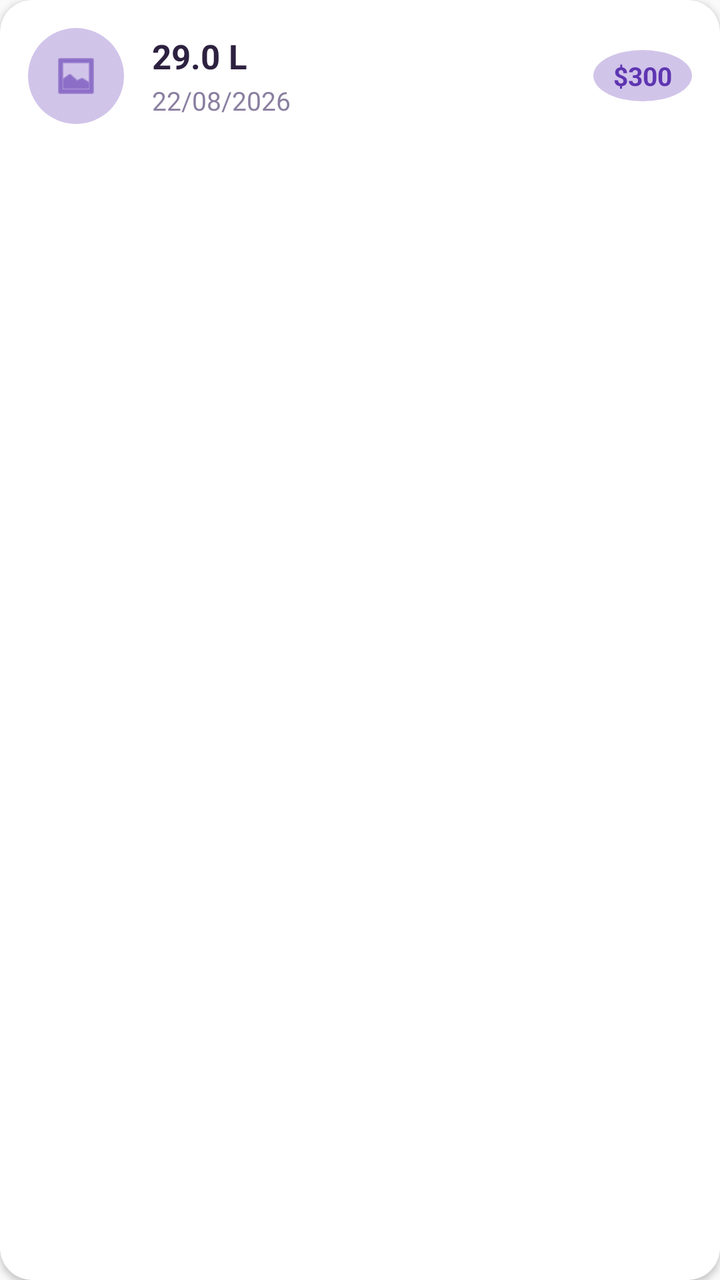
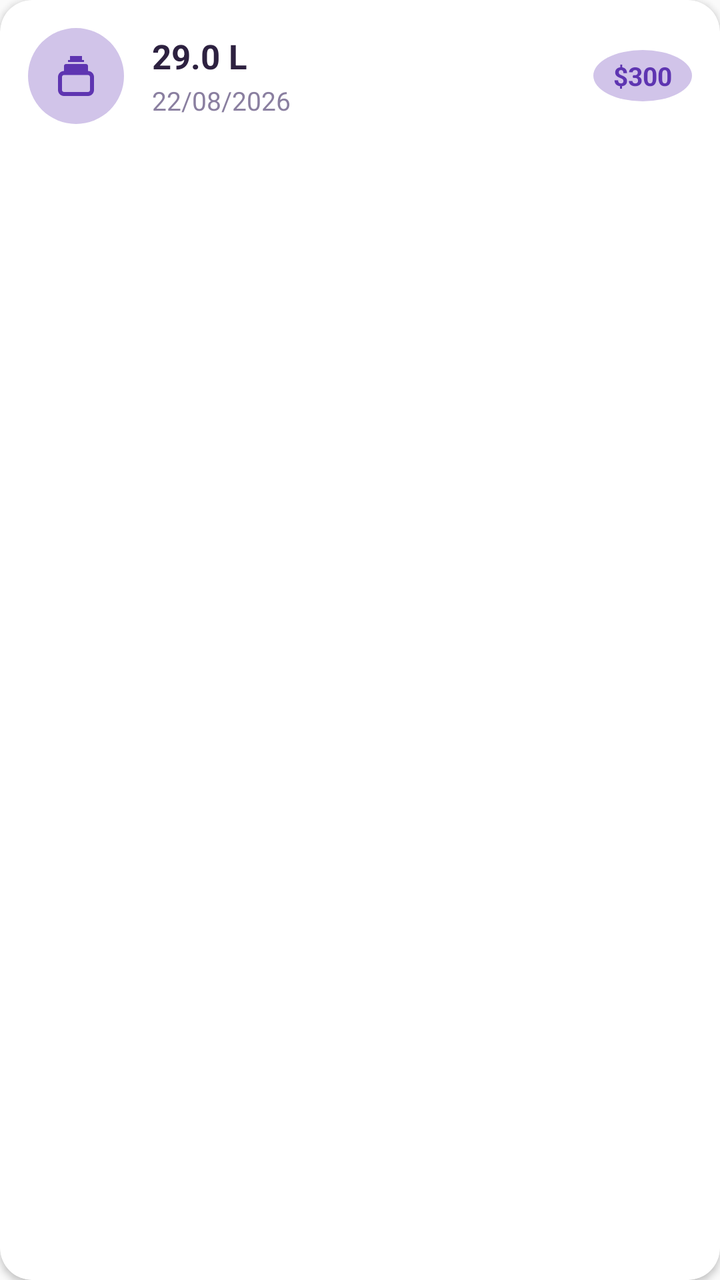

The first picture is an Android layout as it rendered before a commit; the second is the same layout after the commit. The layout source and the unified diff follow.
<!-- AndroidManifest.xml: application theme Theme.AppCompat.Light.NoActionBar -->
<!-- res/layout/item_carga.xml -->
<?xml version="1.0" encoding="utf-8"?>
<androidx.cardview.widget.CardView xmlns:android="http://schemas.android.com/apk/res/android"
    xmlns:app="http://schemas.android.com/apk/res-auto"
    android:layout_width="match_parent"
    android:layout_height="wrap_content"
    android:layout_marginHorizontal="16dp"
    android:layout_marginVertical="6dp"
    app:cardBackgroundColor="@color/white"
    app:cardCornerRadius="16dp"
    app:cardElevation="2dp">

    <LinearLayout
        android:layout_width="match_parent"
        android:layout_height="wrap_content"
        android:orientation="horizontal"
        android:gravity="center_vertical"
        android:padding="14dp">

        
        <FrameLayout
            android:layout_width="48dp"
            android:layout_height="48dp"
            android:background="@drawable/bg_icon_circle">
            <ImageView
                android:layout_width="24dp"
                android:layout_height="24dp"
                android:layout_gravity="center"
                android:src="@android:drawable/ic_menu_gallery"
                app:tint="@color/purple_dark" />
        </FrameLayout>

        
        <LinearLayout
            android:layout_width="0dp"
            android:layout_height="wrap_content"
            android:layout_weight="1"
            android:layout_marginStart="14dp"
            android:orientation="vertical">

            <TextView
                android:id="@+id/txtCantidad"
                android:layout_width="wrap_content"
                android:layout_height="wrap_content"
                android:text="29.0 L"
                android:textColor="@color/text_dark"
                android:textSize="17sp"
                android:textStyle="bold" />

            <TextView
                android:id="@+id/txtFecha"
                android:layout_width="wrap_content"
                android:layout_height="wrap_content"
                android:layout_marginTop="2dp"
                android:text="22/08/2026"
                android:textColor="@color/text_gray"
                android:textSize="13sp" />
        </LinearLayout>

        
        <TextView
            android:id="@+id/txtNotas"
            android:layout_width="wrap_content"
            android:layout_height="wrap_content"
            android:paddingHorizontal="10dp"
            android:paddingVertical="4dp"
            android:background="@drawable/bg_icon_circle"
            android:backgroundTint="@color/purple_light"
            android:text="$300"
            android:textColor="@color/purple_dark"
            android:textSize="13sp"
            android:textStyle="bold" />

    </LinearLayout>
</androidx.cardview.widget.CardView>
<!-- resources referenced by this layout -->
<resources>
  <color name="purple_dark">#5E35B1</color>
  <color name="purple_light">#D1C4E9</color>
  <color name="text_dark">#2D2140</color>
  <color name="text_gray">#8A7FA0</color>
  <color name="white">#FFFFFF</color>
  <!-- drawable bg_icon_circle (drawable) -->
  <?xml version="1.0" encoding="utf-8"?>
  <shape xmlns:android="http://schemas.android.com/apk/res/android"
      android:shape="oval">
      <solid android:color="@color/purple_light" />
  </shape>
</resources>

<!-- the commit's change to res/layout/item_carga.xml (unified diff, before → after) -->
@@ -25,7 +25,7 @@
                 android:layout_width="24dp"
                 android:layout_height="24dp"
                 android:layout_gravity="center"
-                android:src="@android:drawable/ic_menu_gallery"
+                android:src="@drawable/propane_tank_24"
                 app:tint="@color/purple_dark" />
         </FrameLayout>
 
<!-- resource entries referenced after the edit -->
@@ -11,5 +11,20 @@
       android:shape="oval">
       <solid android:color="@color/purple_light" />
   </shape>
+  <!-- drawable propane_tank_24 (drawable) -->
+  <?xml version="1.0" encoding="utf-8"?>
+  <vector xmlns:android="http://schemas.android.com/apk/res/android"
+      android:width="24dp"
+      android:height="24dp"
+      android:viewportWidth="24"
+      android:viewportHeight="24"
+      android:tint="?attr/colorControlNormal">
+      <path
+          android:fillColor="#FF000000"
+          android:pathData="M9,2 L9,4 L8,4 L8,5 L16,5 L16,4 L15,4 L15,2 Z" />
+      <path
+          android:fillColor="#FF000000"
+          android:pathData="M6,7 C6,6.45 6.45,6 7,6 L17,6 C17.55,6 18,6.45 18,7 L18,9.5 C19.66,9.5 21,10.84 21,12.5 L21,19 C21,20.66 19.66,22 18,22 L6,22 C4.34,22 3,20.66 3,19 L3,12.5 C3,10.84 4.34,9.5 6,9.5 Z M6,11.5 C5.45,11.5 5,11.95 5,12.5 L5,19 C5,19.55 5.45,20 6,20 L18,20 C18.55,20 19,19.55 19,19 L19,12.5 C19,11.95 18.55,11.5 18,11.5 Z" />
+  </vector>
 </resources>
 
